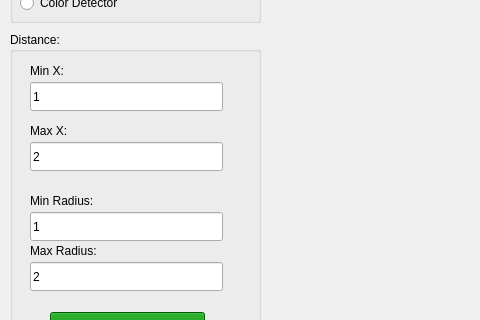
First picture: the form in desktop/ui.ui, repository ITE-5th/object-tracking-robot, before the edit; both pictures show x 0 to 480 and y 168 to 488 of the 951 by 659 pixel window.
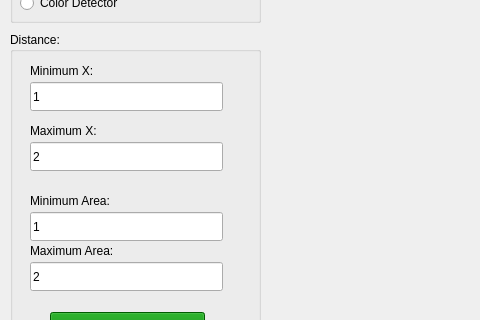
Second picture: the form after the edit.

What changed in the file:
```diff
--- a/desktop/ui.ui
+++ b/desktop/ui.ui
@@ -163,12 +163,12 @@
       <rect>
        <x>20</x>
        <y>30</y>
-       <width>56</width>
+       <width>191</width>
        <height>17</height>
       </rect>
      </property>
      <property name="text">
-      <string>Min X:</string>
+      <string>Minimum X:</string>
      </property>
     </widget>
     <widget class="QLabel" name="label_4">
@@ -176,12 +176,12 @@
       <rect>
        <x>20</x>
        <y>90</y>
-       <width>56</width>
+       <width>191</width>
        <height>17</height>
       </rect>
      </property>
      <property name="text">
-      <string>Max X:</string>
+      <string>Maximum X:</string>
      </property>
     </widget>
     <widget class="QLabel" name="label_5">
@@ -189,12 +189,12 @@
       <rect>
        <x>20</x>
        <y>160</y>
-       <width>71</width>
+       <width>191</width>
        <height>17</height>
       </rect>
      </property>
      <property name="text">
-      <string>Min Radius:</string>
+      <string>Minimum Area:</string>
      </property>
     </widget>
     <widget class="QLabel" name="label_6">
@@ -202,12 +202,12 @@
       <rect>
        <x>20</x>
        <y>210</y>
-       <width>71</width>
+       <width>191</width>
        <height>17</height>
       </rect>
      </property>
      <property name="text">
-      <string>Max Radius:</string>
+      <string>Maximum Area:</string>
      </property>
     </widget>
     <widget class="QPushButton" name="setButton">
```
Left out of the diff: 4 changed lines with no effect on the pictures.
